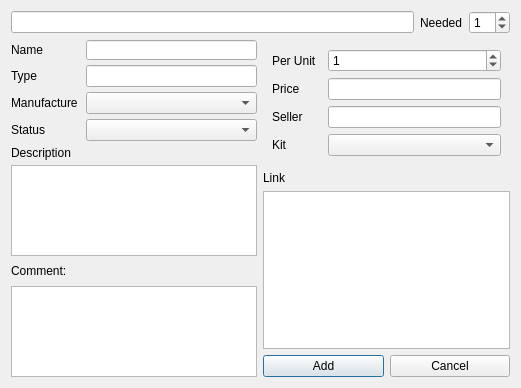
Qt form code/resources/UIs/ui_component_editor.ui (PippoGot/PRJ_Manager_2020) before a commit.
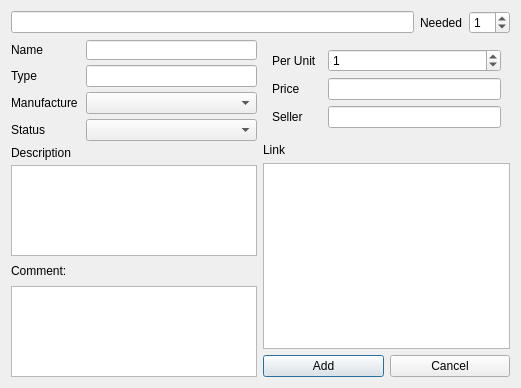
The same form after that commit.

Patch:
```diff
--- a/code/resources/UIs/ui_component_editor.ui
+++ b/code/resources/UIs/ui_component_editor.ui
@@ -302,16 +302,6 @@
              <item row="3" column="1">
               <widget class="QLineEdit" name="uiSeller"/>
              </item>
-             <item row="4" column="0">
-              <widget class="QLabel" name="uiKitLabel">
-               <property name="text">
-                <string>Kit</string>
-               </property>
-              </widget>
-             </item>
-             <item row="4" column="1">
-              <widget class="QComboBox" name="uiKit"/>
-             </item>
             </layout>
            </widget>
           </item>
```
